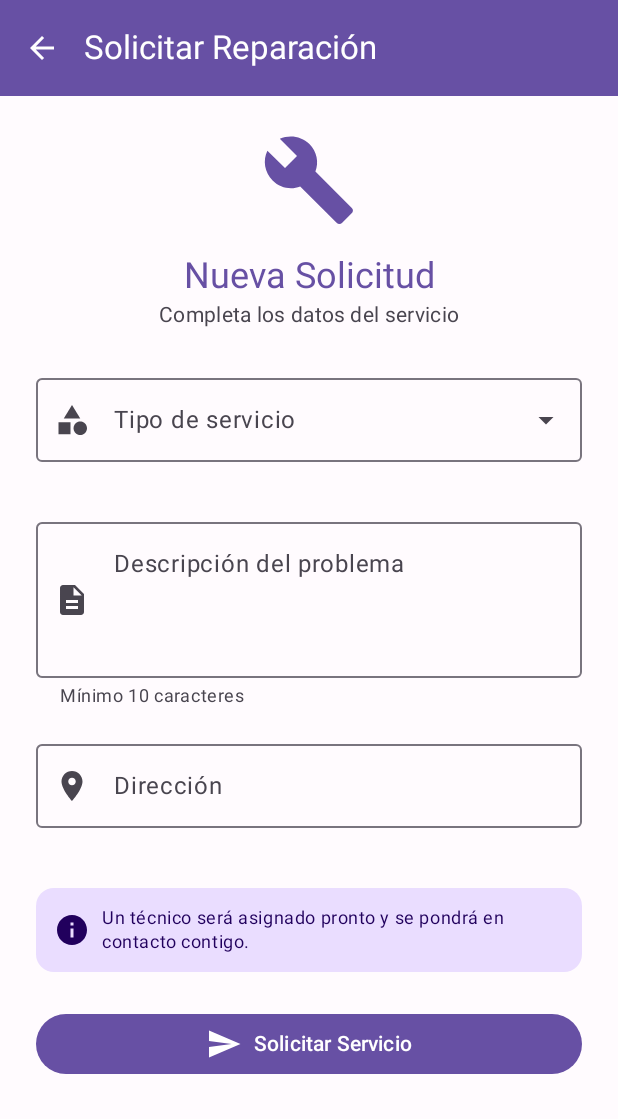
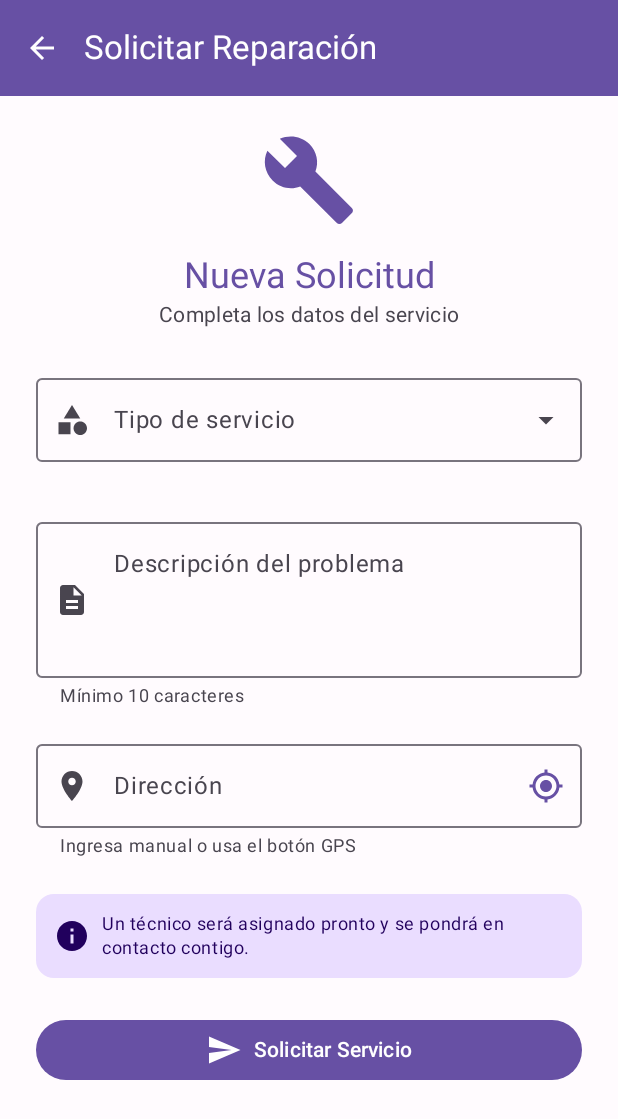
Before and after one commit to Marbeck-one/ReparaFacil_Grupo8, an Android app built with Jetpack Compose: the HomeClienteScreen screen opened through its navigation route, after a tap on "Nueva Reparación", on a phone screen of 412 x 824 dp. Shown: the top 1119 px of the screen. Run offline under Robolectric (Android 15) with nearby library versions, the phone set to English and light mode, and no system bars.

Commit message:
feat: Implementación de GPS, Widget de Clima y Recuperación de Contraseña
- Agregado soporte para GPS en solicitud de servicio (Google Location).
- Implementado widget de clima con Open-Meteo API.
- Agregada pantalla visual de recuperación de contraseña.
- Actualizados permisos en Manifest y dependencias.

```diff
--- a/app/build.gradle.kts
+++ b/app/build.gradle.kts
@@ -102,6 +102,9 @@ dependencies {
     androidTestImplementation(platform("androidx.compose:compose-bom:2024.02.00"))
     androidTestImplementation("androidx.compose.ui:ui-test-junit4")
 
+    // GPS y Localización (Google Play Services)
+    implementation("com.google.android.gms:play-services-location:21.1.0")
+
     // Debug
     debugImplementation("androidx.compose.ui:ui-tooling")
     debugImplementation("androidx.compose.ui:ui-test-manifest")
--- a/app/src/main/AndroidManifest.xml
+++ b/app/src/main/AndroidManifest.xml
@@ -2,7 +2,7 @@
 <manifest xmlns:android="http://schemas.android.com/apk/res/android"
     xmlns:tools="http://schemas.android.com/tools">
 
-    <!-- Permisos para cámara, galería y red -->
+    <!-- Permisos para cámara, galería, red y gps-->
     <uses-feature
         android:name="android.hardware.camera"
         android:required="false" />
@@ -11,6 +11,9 @@
     <uses-permission android:name="android.permission.READ_MEDIA_IMAGES" />
     <uses-permission android:name="android.permission.INTERNET" />
     <uses-permission android:name="android.permission.ACCESS_NETWORK_STATE" />
+
+    <uses-permission android:name="android.permission.ACCESS_COARSE_LOCATION" />
+    <uses-permission android:name="android.permission.ACCESS_FINE_LOCATION" />
 
     <application
         android:allowBackup="true"
--- a/app/src/main/java/com/grupo8/reparafacil/navigation/AppNavigation.kt
+++ b/app/src/main/java/com/grupo8/reparafacil/navigation/AppNavigation.kt
@@ -40,6 +40,9 @@ fun AppNavigation(
                 onNavigateToRegistro = {
                     navController.navigate(AppRoutes.Registro)
                 },
+                onNavigateToRecuperar = {
+                    navController.navigate(AppRoutes.RecuperarPassword)
+                },
                 onNavigateToHome = { rol ->
                     val route = if (rol == "tecnico") {
                         AppRoutes.HomeTecnico
@@ -49,6 +52,15 @@ fun AppNavigation(
                     navController.navigate(route) {
                         popUpTo(AppRoutes.Login) { inclusive = true }
                     }
+                }
+            )
+        }
+
+        // Pantalla de Recuperación de Contraseña (NUEVA)
+        composable(AppRoutes.RecuperarPassword) {
+            RecuperarPasswordScreen(
+                onNavigateBack = {
+                    navController.popBackStack()
                 }
             )
         }
--- a/app/src/main/java/com/grupo8/reparafacil/navigation/AppRoutes.kt
+++ b/app/src/main/java/com/grupo8/reparafacil/navigation/AppRoutes.kt
@@ -7,4 +7,6 @@ object AppRoutes {
     const val HomeTecnico = "home_tecnico"
     const val Perfil = "perfil"
     const val SolicitudServicio = "solicitud_servicio"
+
+    const val RecuperarPassword = "recuperar_password"
 }
--- /dev/null
+++ b/app/src/main/java/com/grupo8/reparafacil/network/WeatherApi.kt
@@ -0,0 +1,35 @@
+package com.grupo8.reparafacil.network
+
+import retrofit2.Retrofit
+import retrofit2.converter.gson.GsonConverterFactory
+import retrofit2.http.GET
+import retrofit2.http.Query
+
+// Modelo de datos simple para Open-Meteo
+data class WeatherResponse(
+    val current_weather: CurrentWeather
+)
+
+data class CurrentWeather(
+    val temperature: Double,
+    val windspeed: Double
+)
+
+// Interfaz Retrofit independiente
+interface WeatherApiService {
+    @GET("v1/forecast?current_weather=true")
+    suspend fun getWeather(
+        @Query("latitude") lat: Double,
+        @Query("longitude") long: Double
+    ): WeatherResponse
+
+    companion object {
+        fun create(): WeatherApiService {
+            return Retrofit.Builder()
+                .baseUrl("https://api.open-meteo.com/")
+                .addConverterFactory(GsonConverterFactory.create())
+                .build()
+                .create(WeatherApiService::class.java)
+        }
+    }
+}
--- /dev/null
+++ b/app/src/main/java/com/grupo8/reparafacil/ui/components/WeatherWidget.kt
@@ -0,0 +1,49 @@
+package com.grupo8.reparafacil.ui.components
+
+import androidx.compose.foundation.layout.*
+import androidx.compose.material.icons.Icons
+import androidx.compose.material.icons.filled.WbSunny
+import androidx.compose.material3.*
+import androidx.compose.runtime.*
+import androidx.compose.ui.Alignment
+import androidx.compose.ui.Modifier
+import androidx.compose.ui.unit.dp
+import com.grupo8.reparafacil.network.WeatherApiService
+
+@Composable
+fun WeatherWidget() {
+    // Estado local simple para no complicar el ViewModel principal
+    var temperatura by remember { mutableStateOf<Double?>(null) }
+
+    // Coordenadas fijas de Santiago (puedes cambiarlas luego con GPS)
+    LaunchedEffect(Unit) {
+        try {
+            val api = WeatherApiService.create()
+            val response = api.getWeather(-33.4489, -70.6693) // Santiago
+            temperatura = response.current_weather.temperature
+        } catch (e: Exception) {
+            e.printStackTrace()
+        }
+    }
+
+    if (temperatura != null) {
+        Card(
+            colors = CardDefaults.cardColors(containerColor = MaterialTheme.colorScheme.primaryContainer),
+            modifier = Modifier.padding(16.dp).fillMaxWidth()
+        ) {
+            Row(
+                modifier = Modifier.padding(12.dp),
+                verticalAlignment = Alignment.CenterVertically,
+                horizontalArrangement = Arrangement.Center
+            ) {
+                Icon(Icons.Default.WbSunny, contentDescription = null, tint = MaterialTheme.colorScheme.onPrimaryContainer)
+                Spacer(modifier = Modifier.width(8.dp))
+                Text(
+                    text = "Santiago: $temperatura°C",
+                    style = MaterialTheme.typography.titleMedium,
+                    color = MaterialTheme.colorScheme.onPrimaryContainer
+                )
+            }
+        }
+    }
+}
--- a/app/src/main/java/com/grupo8/reparafacil/ui/screens/HomeClienteScreen.kt
+++ b/app/src/main/java/com/grupo8/reparafacil/ui/screens/HomeClienteScreen.kt
@@ -16,6 +16,8 @@ import com.grupo8.reparafacil.model.UiState
 import com.grupo8.reparafacil.ui.components.EmptyStateScreen
 import com.grupo8.reparafacil.ui.components.ErrorScreen
 import com.grupo8.reparafacil.ui.components.LoadingScreen
+// IMPORTANTE: Importamos el nuevo widget
+import com.grupo8.reparafacil.ui.components.WeatherWidget
 import com.grupo8.reparafacil.viewmodel.AuthViewModel
 import com.grupo8.reparafacil.viewmodel.ServiciosViewModel
 
@@ -32,7 +34,7 @@ fun HomeClienteScreen(
 
     // Estados del ViewModel (Original y Filtrados)
     val serviciosState by serviciosViewModel.serviciosState.collectAsState()
-    val serviciosFiltrados by serviciosViewModel.serviciosFiltrados.collectAsState() // Asegúrate de tener esto en el VM
+    val serviciosFiltrados by serviciosViewModel.serviciosFiltrados.collectAsState()
     val searchQuery by serviciosViewModel.busquedaQuery.collectAsState()
     val activeFilter by serviciosViewModel.filtroEstado.collectAsState()
 
@@ -108,6 +110,9 @@ fun HomeClienteScreen(
                 .padding(paddingValues)
                 .fillMaxSize()
         ) {
+            // --- NUEVO: WIDGET DEL CLIMA ---
+            WeatherWidget()
+
             // --- SECCIÓN DE FILTROS (Solo si hay datos cargados con éxito) ---
             if (serviciosState is UiState.Success && (serviciosState as UiState.Success).data.isNotEmpty()) {
                 Column(
@@ -167,7 +172,7 @@ fun HomeClienteScreen(
                 is UiState.Success -> {
                     // Verificar si la lista FILTRADA está vacía
                     if (serviciosFiltrados.isEmpty()) {
-                        // Caso 1: No hay servicios en absoluto (ni siquiera en la lista original)
+                        // Caso 1: No hay servicios en absoluto
                         if ((serviciosState as UiState.Success).data.isEmpty()) {
                             EmptyStateScreen(
                                 modifier = Modifier.fillMaxSize(),
--- a/app/src/main/java/com/grupo8/reparafacil/ui/screens/LoginScreen.kt
+++ b/app/src/main/java/com/grupo8/reparafacil/ui/screens/LoginScreen.kt
@@ -24,6 +24,7 @@ import com.grupo8.reparafacil.viewmodel.AuthViewModel
 fun LoginScreen(
     authViewModel: AuthViewModel,
     onNavigateToRegistro: () -> Unit,
+    onNavigateToRecuperar: () -> Unit, // Nuevo parámetro
     onNavigateToHome: (String) -> Unit
 ) {
     var email by remember { mutableStateOf("") }
@@ -32,7 +33,7 @@ fun LoginScreen(
 
     val loginState by authViewModel.loginState.collectAsState()
 
-// Manejar navegación cuando login es exitoso
+    // Manejar navegación cuando login es exitoso
     LaunchedEffect(loginState) {
         if (loginState is UiState.Success) {
             val authResponse = (loginState as UiState.Success).data
@@ -121,7 +122,14 @@ fun LoginScreen(
                 enabled = loginState !is UiState.Loading
             )
 
-            Spacer(modifier = Modifier.height(24.dp))
+            // Botón Recuperar Contraseña (Nuevo)
+            Box(modifier = Modifier.fillMaxWidth(), contentAlignment = Alignment.CenterEnd) {
+                TextButton(onClick = onNavigateToRecuperar) {
+                    Text("¿Olvidaste tu contraseña?")
+                }
+            }
+
+            Spacer(modifier = Modifier.height(16.dp))
 
             // Botón Login
             Button(
--- a/app/src/main/java/com/grupo8/reparafacil/ui/screens/SolicitudServicioScreen.kt
+++ b/app/src/main/java/com/grupo8/reparafacil/ui/screens/SolicitudServicioScreen.kt
@@ -1,5 +1,8 @@
 package com.grupo8.reparafacil.ui.screens
 
+import android.Manifest // Import necesario
+import androidx.activity.compose.rememberLauncherForActivityResult // Import necesario
+import androidx.activity.result.contract.ActivityResultContracts // Import necesario
 import androidx.compose.animation.AnimatedVisibility
 import androidx.compose.foundation.layout.*
 import androidx.compose.foundation.rememberScrollState
@@ -11,6 +14,7 @@ import androidx.compose.runtime.*
 import androidx.compose.runtime.saveable.rememberSaveable
 import androidx.compose.ui.Alignment
 import androidx.compose.ui.Modifier
+import androidx.compose.ui.platform.LocalContext // Import necesario
 import androidx.compose.ui.unit.dp
 import com.grupo8.reparafacil.viewmodel.ServiciosViewModel
 
@@ -25,7 +29,6 @@ fun SolicitudServicioScreen(
     val solicitudErrores by serviciosViewModel.solicitudErrores.collectAsState()
 
     // Variable para saber si el usuario ya intentó enviar el formulario.
-    // Esto evita que la pantalla se cierre sola o muestre "Éxito" apenas entras.
     var formularioEnviado by rememberSaveable { mutableStateOf(false) }
 
     var expandedTipo by remember { mutableStateOf(false) }
@@ -51,8 +54,6 @@ fun SolicitudServicioScreen(
             solicitudState.tipo.isEmpty() &&
             solicitudState.descripcion.isEmpty()) {
 
-            // Esperamos un momento breve para que el usuario vea el mensaje de éxito antes de salir
-            // (Opcional, pero se ve mejor)
             kotlinx.coroutines.delay(1500)
             onServicioCreado()
         }
@@ -178,7 +179,23 @@ fun SolicitudServicioScreen(
 
             Spacer(modifier = Modifier.height(16.dp))
 
-            // Dirección
+            // --- INICIO BLOQUE DIRECCIÓN CON GPS ---
+            val context = LocalContext.current
+
+            // Lanzador de permisos (pide Fine y Coarse location)
+            val locationPermissionLauncher = rememberLauncherForActivityResult(
+                contract = ActivityResultContracts.RequestMultiplePermissions()
+            ) { permissions ->
+                val isGranted = permissions[Manifest.permission.ACCESS_FINE_LOCATION] == true ||
+                        permissions[Manifest.permission.ACCESS_COARSE_LOCATION] == true
+
+                if (isGranted) {
+                    serviciosViewModel.obtenerUbicacionActual(context)
+                } else {
+                    // Opcional: Manejar denegación
+                }
+            }
+
             OutlinedTextField(
                 value = solicitudState.direccion,
                 onValueChange = { serviciosViewModel.actualizarDireccion(it) },
@@ -186,16 +203,36 @@ fun SolicitudServicioScreen(
                 leadingIcon = {
                     Icon(Icons.Default.LocationOn, contentDescription = "Dirección")
                 },
+                // AGREGAMOS EL BOTÓN DE GPS A LA DERECHA
+                trailingIcon = {
+                    IconButton(onClick = {
+                        locationPermissionLauncher.launch(
+                            arrayOf(
+                                Manifest.permission.ACCESS_FINE_LOCATION,
+                                Manifest.permission.ACCESS_COARSE_LOCATION
+                            )
+                        )
+                    }) {
+                        Icon(
+                            Icons.Default.MyLocation, // Ícono de mira/gps
+                            contentDescription = "Usar ubicación actual",
+                            tint = MaterialTheme.colorScheme.primary
+                        )
+                    }
+                },
                 isError = solicitudErrores.direccionError != null,
                 supportingText = {
                     if (solicitudErrores.direccionError != null) {
                         Text(solicitudErrores.direccionError!!)
+                    } else {
+                        Text("Ingresa manual o usa el botón GPS")
                     }
                 },
                 singleLine = true,
                 modifier = Modifier.fillMaxWidth(),
                 enabled = !solicitudState.isLoading
             )
+            // --- FIN BLOQUE DIRECCIÓN ---
 
             Spacer(modifier = Modifier.height(24.dp))
 
@@ -251,7 +288,7 @@ fun SolicitudServicioScreen(
 
             Spacer(modifier = Modifier.height(16.dp))
 
-            // Animación de éxito (También controlada por formularioEnviado)
+            // Animación de éxito
             AnimatedVisibility(
                 visible = formularioEnviado &&
                         !solicitudState.isLoading &&
```
Also changed, not shown: app/src/main/java/com/grupo8/reparafacil/ui/screens/RecuperarPasswordScreen.kt (added, +95 -0 lines), app/src/main/java/com/grupo8/reparafacil/viewmodel/ServiciosViewModel.kt (+27 -0 lines), 5 other files.
